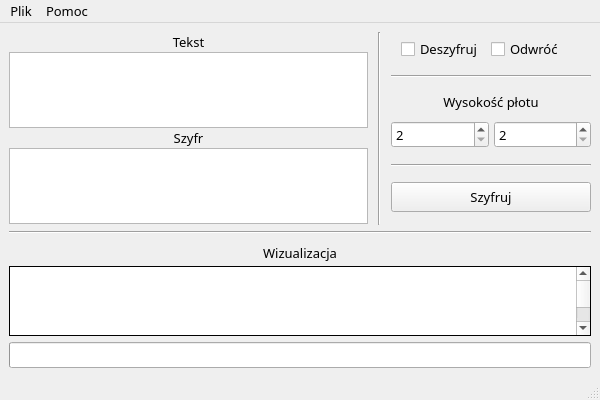
First picture: the form in mainwindow.ui, repository LightTab2/Rail-fence-cipher-visualized, before the edit.
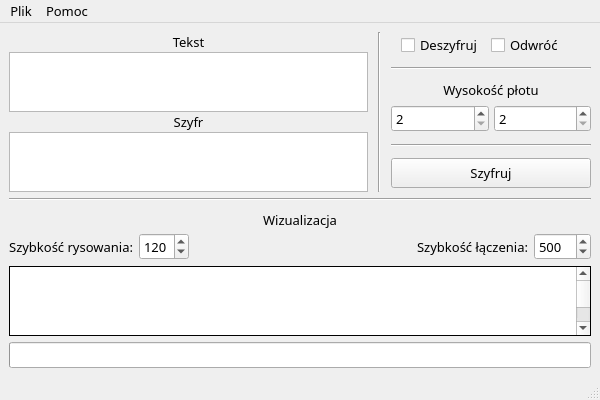
Second picture: the form after the edit.

Commit message: Improves visualization with adjustable speed, adds icon and help. Refactorizes the code and adds commentary around it

```diff
--- a/mainwindow.ui
+++ b/mainwindow.ui
@@ -468,6 +468,72 @@
       </property>
      </widget>
     </item>
+    <item>
+     <layout class="QHBoxLayout" name="speedOptionsLayout">
+      <item>
+       <widget class="QLabel" name="drawLabel">
+        <property name="text">
+         <string>Szybkość rysowania:</string>
+        </property>
+        <property name="alignment">
+         <set>Qt::AlignRight|Qt::AlignTrailing|Qt::AlignVCenter</set>
+        </property>
+       </widget>
+      </item>
+      <item>
+       <widget class="QSpinBox" name="drawSpeed">
+        <property name="minimum">
+         <number>0</number>
+        </property>
+        <property name="maximum">
+         <number>300</number>
+        </property>
+        <property name="singleStep">
+         <number>10</number>
+        </property>
+        <property name="value">
+         <number>120</number>
+        </property>
+       </widget>
+      </item>
+      <item>
+       <spacer name="horizontalSpacer">
+        <property name="orientation">
+         <enum>Qt::Horizontal</enum>
+        </property>
+        <property name="sizeHint" stdset="0">
+         <size>
+          <width>40</width>
+          <height>20</height>
+         </size>
+        </property>
+       </spacer>
+      </item>
+      <item>
+       <widget class="QLabel" name="mergeLabel">
+        <property name="text">
+         <string>Szybkość łączenia:</string>
+        </property>
+        <property name="alignment">
+         <set>Qt::AlignRight|Qt::AlignTrailing|Qt::AlignVCenter</set>
+        </property>
+       </widget>
+      </item>
+      <item>
+       <widget class="QSpinBox" name="mergeSpeed">
+        <property name="maximum">
+         <number>1000</number>
+        </property>
+        <property name="singleStep">
+         <number>50</number>
+        </property>
+        <property name="value">
+         <number>500</number>
+        </property>
+       </widget>
+      </item>
+     </layout>
+    </item>
     <item>
      <widget class="QTableWidget" name="visTable">
       <property name="sizeIncrement">
```
The commit also changes 11 other files.
